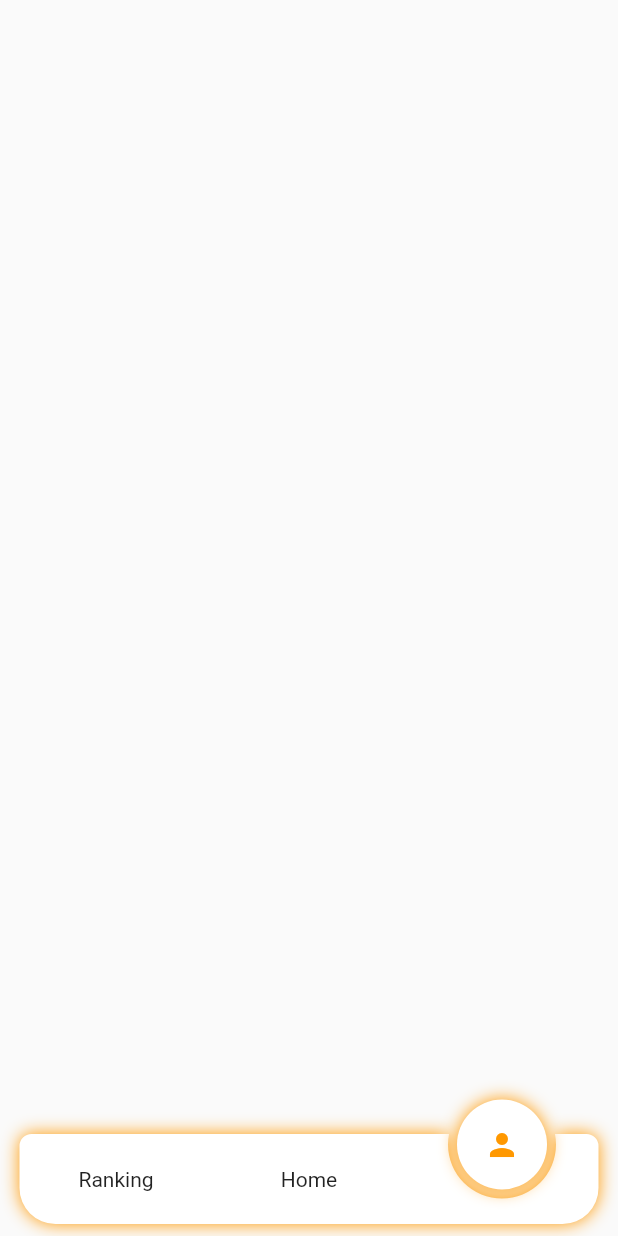
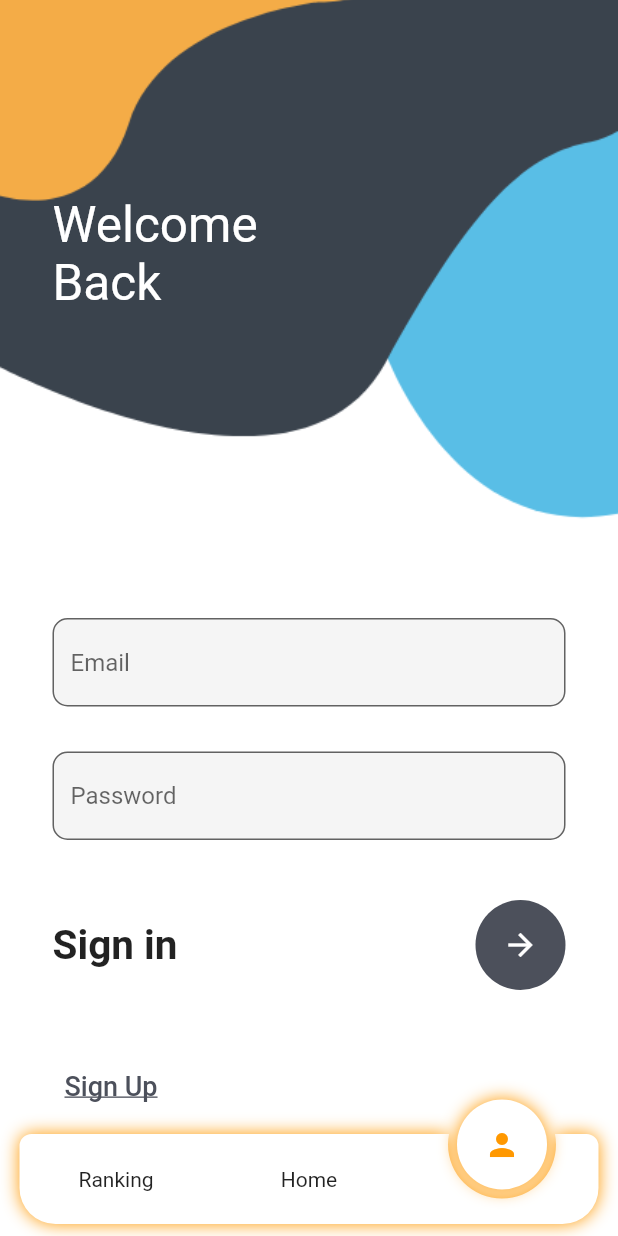
Before and after one commit to MatheusFortes7/HLTV-mobile, a Flutter app: the screen it shows after launch, swiped to page 3, on a phone screen of 412 x 824 dp. Run offline on Flutter 3.47's test engine with Material 2 defaults, Android fonts, the light colour scheme and no system bars; drawn by our look-alikes of circle_nav_bar; our stand-ins replace sqflite; accounts and stored records are empty; Roboto replaces fonts that are missing (Poppins).

Commit message:
add login & register

```diff
--- /dev/null
+++ b/lib/DAO.dart
@@ -0,0 +1,169 @@
+import 'package:sqflite/sqflite.dart';
+import 'package:path/path.dart';
+import 'dart:convert';
+import 'model/User.dart';
+
+class DAO {
+  Future<Database> _recuperarBancoDados() async {
+    final path = await getDatabasesPath();
+    final localBD = join(path, "Usuarios.db");
+
+    var retorno = await openDatabase(
+      localBD,
+      version: 1,
+      onCreate: (db, dbVersaoRecente) {
+        String sql =
+            "CREATE TABLE usuarios(email VARCHAR PRIMARY KEY,nome VARCHAR,senha VARCHAR);";
+        db.execute(sql);
+      },
+    );
+
+    print(retorno.isOpen.toString());
+    return retorno;
+  }
+
+  Future<String> salvarDadosUsuario(
+      String nome, String email, String senha) async {
+    Database db = await _recuperarBancoDados();
+    Map<String, dynamic> dadosUsuario = {
+      "email": email,
+      "nome": nome,
+      "senha": senha,
+    };
+
+    await db.insert("usuarios", dadosUsuario);
+    await db.close();
+    return "email inserido";
+  }
+
+  listarUsuarios() async {
+    Database db = await _recuperarBancoDados();
+    String sql = "SELECT * FROM usuarios";
+
+    List usuarios = await db.rawQuery(sql);
+
+    for (var elm in usuarios) {
+      print(
+          "nome: ${elm["nome"]}   email: ${elm["email"]}   senha: ${elm["senha"]}");
+    }
+    await db.close();
+  }
+
+  Future<Usuario> listarUnicoUsuario(String email) async {
+    Database db = await _recuperarBancoDados();
+    Usuario user = new Usuario(" ", " ", " ");
+    List usuario = await db.query("usuarios",
+        columns: ["nome", "email", "senha"],
+        where: "email = ?",
+        whereArgs: [email]);
+
+    if (!usuario.isEmpty) {
+      user = new Usuario(
+          usuario[0]["nome"], usuario[0]["email"], usuario[0]["senha"]);
+    }
+
+    print("${user.toString()}");
+
+    await db.close();
+    return user;
+  }
+
+  Future<Usuario> listarUnicoUsuarioByEmail(String email) async {
+    Database db = await _recuperarBancoDados();
+    Usuario user = new Usuario("", "", "");
+    List usuario = await db.query("usuarios",
+        columns: ["nome", "email", "senha"],
+        where: "email = ?",
+        whereArgs: [email]);
+
+    if (!usuario.isEmpty) {
+      user = new Usuario(
+          usuario[0]["nome"], usuario[0]["email"], usuario[0]["senha"]);
+    }
+
+    print("${user.toString()}");
+
+    await db.close();
+    return user;
+  }
+
+  updateUsuario(String nome, String email, String senha) async {
+    Database db = await _recuperarBancoDados();
+    Map<String, dynamic> dadosUsuario = {
+      "nome": nome,
+      "email": email,
+      "senha": senha
+    };
+
+    int retorno = await db.update(
+      "usuarios",
+      dadosUsuario,
+      where: "email = ?",
+      whereArgs: [email],
+    );
+
+    print("UPDATEUsuario: ${retorno}");
+    await db.close();
+  }
+
+  updateUsuarioNome(String nome, String email) async {
+    Database db = await _recuperarBancoDados();
+    Map<String, dynamic> dadosUsuario = {
+      "nome": nome,
+    };
+
+    int retorno = await db.update(
+      "usuarios",
+      dadosUsuario,
+      where: "email = ?",
+      whereArgs: [email],
+    );
+
+    print("UPDATENomeUsuario: ${retorno}");
+    await db.close();
+  }
+
+  updateUsuarioEmail(String email) async {
+    Database db = await _recuperarBancoDados();
+    Map<String, dynamic> dadosUsuario = {
+      "email": email,
+    };
+
+    int retorno = await db.update(
+      "usuarios",
+      dadosUsuario,
+      where: "email = ?",
+      whereArgs: [email],
+    );
+    await db.close();
+    print("UPDATEEmailUsuario: ${retorno}");
+  }
+
+  updateUsuarioSenha(String email, String senha) async {
+    Database db = await _recuperarBancoDados();
+    Map<String, dynamic> dadosUsuario = {
+      "senha": senha,
+    };
+
+    int retorno = await db.update(
+      "usuarios",
+      dadosUsuario,
+      where: "email = ?",
+      whereArgs: [email],
+    );
+    await db.close();
+    print("UPDATESenhaUsuario: ${retorno}");
+  }
+
+  excluirUsuario(String email) async {
+    print("Excluir user: ${email}");
+    Database db = await _recuperarBancoDados();
+    int retorno = await db.delete(
+      "usuarios",
+      where: "email = ?",
+      whereArgs: [email],
+    );
+    print("Item excluido: ${retorno}");
+    await db.close();
+  }
+}
--- /dev/null
+++ b/lib/login.dart
@@ -0,0 +1,153 @@
+import 'package:flutter/material.dart';
+import 'package:flutter_application_1/news.dart';
+import 'package:sqflite/sqflite.dart';
+import 'package:path/path.dart';
+import 'DAO.dart';
+import 'main.dart';
+import 'register.dart';
+
+class MyLogin extends StatefulWidget {
+  const MyLogin({Key? key}) : super(key: key);
+
+  @override
+  _MyLoginState createState() => _MyLoginState();
+}
+
+class _MyLoginState extends State<MyLogin> {
+  DAO dao = new DAO();
+
+  @override
+  Widget build(BuildContext context) {
+    TextEditingController _controlleremail = TextEditingController();
+    TextEditingController _controllersenha = TextEditingController();
+
+    return Container(
+      decoration: BoxDecoration(
+        image: DecorationImage(
+            image: AssetImage('assets/login.png'), fit: BoxFit.cover),
+      ),
+      child: Scaffold(
+        backgroundColor: Colors.transparent,
+        body: Stack(
+          children: [
+            Container(
+              padding: EdgeInsets.only(left: 35, top: 130),
+              child: Text(
+                'Welcome\nBack',
+                style: TextStyle(color: Colors.white, fontSize: 33),
+              ),
+            ),
+            SingleChildScrollView(
+              child: Container(
+                padding: EdgeInsets.only(
+                    top: MediaQuery.of(context).size.height * 0.5),
+                child: Column(
+                  crossAxisAlignment: CrossAxisAlignment.start,
+                  children: [
+                    Container(
+                      margin: EdgeInsets.only(left: 35, right: 35),
+                      child: Column(
+                        children: [
+                          TextField(
+                            style: TextStyle(color: Colors.black),
+                            decoration: InputDecoration(
+                                fillColor: Colors.grey.shade100,
+                                filled: true,
+                                hintText: "Email",
+                                border: OutlineInputBorder(
+                                  borderRadius: BorderRadius.circular(10),
+                                )),
+                            controller: _controlleremail,
+                          ),
+                          SizedBox(
+                            height: 30,
+                          ),
+                          TextField(
+                            style: TextStyle(),
+                            obscureText: true,
+                            decoration: InputDecoration(
+                                fillColor: Colors.grey.shade100,
+                                filled: true,
+                                hintText: "Password",
+                                border: OutlineInputBorder(
+                                  borderRadius: BorderRadius.circular(10),
+                                )),
+                            controller: _controllersenha,
+                          ),
+                          SizedBox(
+                            height: 40,
+                          ),
+                          Row(
+                            mainAxisAlignment: MainAxisAlignment.spaceBetween,
+                            children: [
+                              Text(
+                                'Sign in',
+                                style: TextStyle(
+                                    fontSize: 27, fontWeight: FontWeight.w700),
+                              ),
+                              CircleAvatar(
+                                radius: 30,
+                                backgroundColor: Color(0xff4c505b),
+                                child: IconButton(
+                                    color: Colors.white,
+                                    onPressed: () {
+                                      if (dao.listarUnicoUsuario(_controlleremail.text) != null) {
+                                        Navigator.push(
+                                          context,
+                                          MaterialPageRoute(
+                                              builder: (context) => News()),
+                                        );
+                                      } else {
+                                        Navigator.push(
+                                          context,
+                                          MaterialPageRoute(
+                                              builder: (context) => MyLogin()),
+                                        );
+                                      }
+                                      ;
+                                    },
+                                    icon: Icon(
+                                      Icons.arrow_forward,
+                                    )),
+                              )
+                            ],
+                          ),
+                          SizedBox(
+                            height: 40,
+                          ),
+                          Row(
+                            mainAxisAlignment: MainAxisAlignment.spaceBetween,
+                            children: [
+                              TextButton(
+                                onPressed: () {
+                                  Navigator.push(
+                                    context,
+                                    MaterialPageRoute(
+                                        builder: (context) => MyRegister()),
+                                  );
+                                },
+                                child: Text(
+                                  'Sign Up',
+                                  textAlign: TextAlign.left,
+                                  style: TextStyle(
+                                      decoration: TextDecoration.underline,
+                                      color: Color(0xff4c505b),
+                                      fontSize: 18),
+                                ),
+                                style: ButtonStyle(),
+                              ),
+                            ],
+                          )
+                        ],
+                      ),
+                    )
+                  ],
+                ),
+              ),
+            ),
+          ],
+        ),
+      ),
+    );
+  }
+}
--- /dev/null
+++ b/lib/model/User.dart
@@ -0,0 +1,45 @@
+class Usuario {
+  String _nome = "";
+  String _email = "";
+  String _senha = "";
+
+  Usuario(
+      String nome,
+      String email,
+      String senha,
+      ) {
+    this._nome = nome;
+    this._email = email;
+    this._senha = senha;
+  }
+
+
+
+  String getNome() {
+    return this._nome;
+  }
+
+  String getEmail() {
+    return this._email;
+  }
+
+  String getSenha() {
+    return this._senha;
+  }
+
+  void setNome(String nome) {
+    this._nome = nome;
+  }
+
+  void setEmail(String email) {
+    this._email = email;
+  }
+
+  void setSenha(String senha) {
+    this._senha = senha;
+  }
+
+  String toString() {
+    return "Usuario:nome: ${_nome} - email: ${_email} - senha: ${_senha}";
+  }
+}
--- a/lib/navbar.dart
+++ b/lib/navbar.dart
@@ -5,6 +5,7 @@ import 'package:circle_nav_bar/circle_nav_bar.dart';
 import 'team_rankings.dart';
 import 'profile.dart';
 import 'news.dart';
+import 'login.dart';
 
 
 class MyNavbar extends StatefulWidget {
@@ -81,7 +82,7 @@ class _MyNavbarState extends State<MyNavbar> with SingleTickerProviderStateMixin
         children: [
           Rankings(),
           News(),
-          Profile(),
+          const MyLogin(),
         ],
       ),
     );
--- a/lib/news.dart
+++ b/lib/news.dart
@@ -1,8 +1,9 @@
 import 'dart:convert';
 import 'package:flutter/material.dart';
+import 'package:flutter_application_1/profile.dart';
 import 'package:flutter_application_1/team_profile.dart';
 import 'package:circle_nav_bar/circle_nav_bar.dart';
-
+import 'package:flutter_application_1/team_rankings.dart';
 
 class News extends StatefulWidget {
   @override
@@ -10,11 +11,25 @@ class News extends StatefulWidget {
 }
 
 class _News extends State<News> {
-
   @override
   Widget build(BuildContext context) {
-    return Scaffold(
-
+    return MaterialApp(
+      home: Scaffold(
+        appBar: AppBar(
+          title: Text("Noticias"),
+          backgroundColor: Colors.black,
+        ),
+        body: Center(
+          child: Column(
+            mainAxisAlignment: MainAxisAlignment.center,
+            children: <Widget>[
+              Text(
+                'Noticias',
+              ),
+            ],
+          ),
+        ),
+      ),
     );
   }
 }
--- a/pubspec.yaml
+++ b/pubspec.yaml
@@ -37,6 +37,7 @@ dependencies:
   # Use with the CupertinoIcons class for iOS style icons.
   cupertino_icons: ^1.0.2
   circle_nav_bar: ^2.0.0
+  sqflite: ^2.2.0+3
 
 dev_dependencies:
   flutter_test:
@@ -244,6 +245,8 @@ flutter:
     - assets/player_images/8605.jpeg
     - assets/player_images/10774.jpeg
     - assets/player_images/11188.jpeg
+    - assets/login.png
+    - assets/register.png
   # To add assets to your application, add an assets section, like this:
   # assets:
   #   - images/a_dot_burr.jpeg
```
Also changed, not shown: lib/profile.dart (+8 -0 lines), lib/register.dart (added, +204 -0 lines), assets/login.png (added), assets/register.png (added), pubspec.lock, 1 other file.
